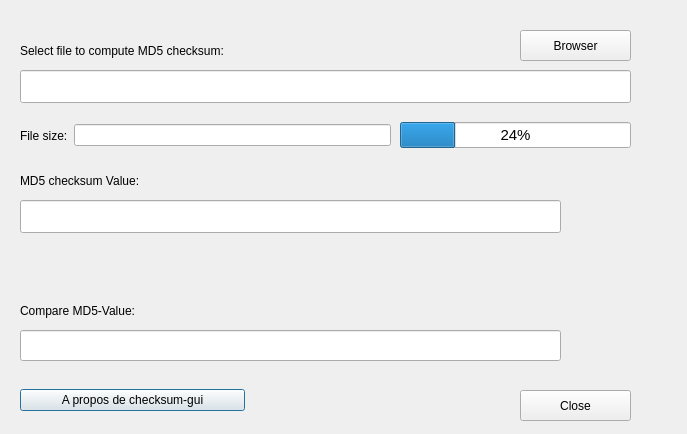
Before: the Qt Designer form sumtool/ui/uimain.ui in kiaderouiche/checksum-gui, drawn with Qt 5.
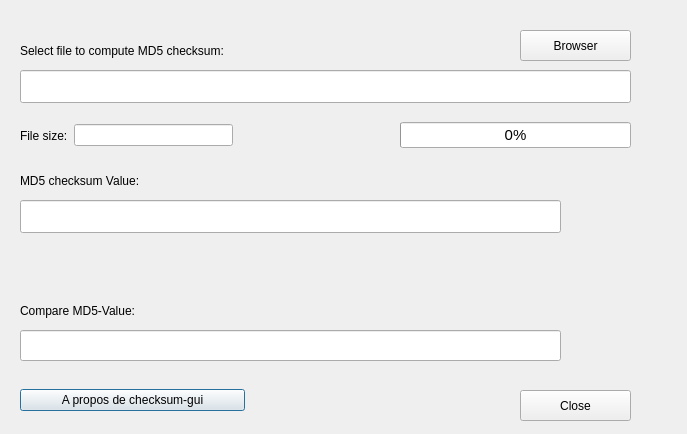
After: the same form once the commit is applied.

Patch:
```diff
--- a/sumtool/ui/uimain.ui
+++ b/sumtool/ui/uimain.ui
@@ -203,6 +203,19 @@
     <item>
      <widget class="QLineEdit" name="lineEdit_FileSize"/>
     </item>
+    <item>
+     <spacer name="horizontalSpacer_3">
+      <property name="orientation">
+       <enum>Qt::Horizontal</enum>
+      </property>
+      <property name="sizeHint" stdset="0">
+       <size>
+        <width>40</width>
+        <height>20</height>
+       </size>
+      </property>
+     </spacer>
+    </item>
    </layout>
   </widget>
   <widget class="QWidget" name="horizontalLayoutWidget_3">
@@ -223,7 +236,16 @@
        </font>
       </property>
       <property name="value">
-       <number>24</number>
+       <number>0</number>
+      </property>
+      <property name="textVisible">
+       <bool>true</bool>
+      </property>
+      <property name="invertedAppearance">
+       <bool>false</bool>
+      </property>
+      <property name="format">
+       <string>%p%</string>
       </property>
      </widget>
     </item>
```
